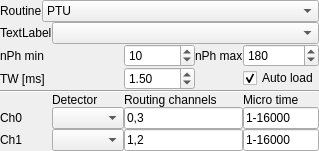
Fluorescence-Tools/chisurf, file chisurf/gui/widgets/experiments/pda/pda_tttr.ui: the form before one commit.
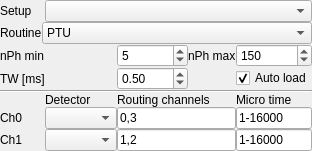
The form after the commit.

Commit message: Refine `pda_tttr.ui` layout and parameter adjustments: update default values, reposition layout elements, and improve labeling for clarity.

What changed in the file:
```diff
--- a/chisurf/gui/widgets/experiments/pda/pda_tttr.ui
+++ b/chisurf/gui/widgets/experiments/pda/pda_tttr.ui
@@ -63,7 +63,7 @@
       <number>9999</number>
      </property>
      <property name="value">
-      <number>10</number>
+      <number>5</number>
      </property>
     </widget>
    </item>
@@ -87,7 +87,7 @@
      </property>
     </widget>
    </item>
-   <item row="0" column="0" colspan="5">
+   <item row="1" column="0" colspan="5">
     <layout class="QHBoxLayout" name="horizontalLayout">
      <property name="spacing">
       <number>0</number>
@@ -200,7 +200,7 @@
    <item row="6" column="1">
     <widget class="QComboBox" name="comboBox_det1"/>
    </item>
-   <item row="1" column="1" colspan="4">
+   <item row="0" column="1" colspan="4">
     <widget class="QComboBox" name="comboBox_setup"/>
    </item>
    <item row="7" column="4">
@@ -244,7 +244,7 @@
       <number>9999</number>
      </property>
      <property name="value">
-      <number>180</number>
+      <number>150</number>
      </property>
     </widget>
    </item>
@@ -261,10 +261,10 @@
      </property>
     </widget>
    </item>
-   <item row="1" column="0">
+   <item row="0" column="0">
     <widget class="QLabel" name="label_10">
      <property name="text">
-      <string>TextLabel</string>
+      <string>Setup</string>
      </property>
     </widget>
    </item>
@@ -293,7 +293,7 @@
       <double>9999.000000000000000</double>
      </property>
      <property name="value">
-      <double>1.500000000000000</double>
+      <double>0.500000000000000</double>
      </property>
     </widget>
    </item>
```
